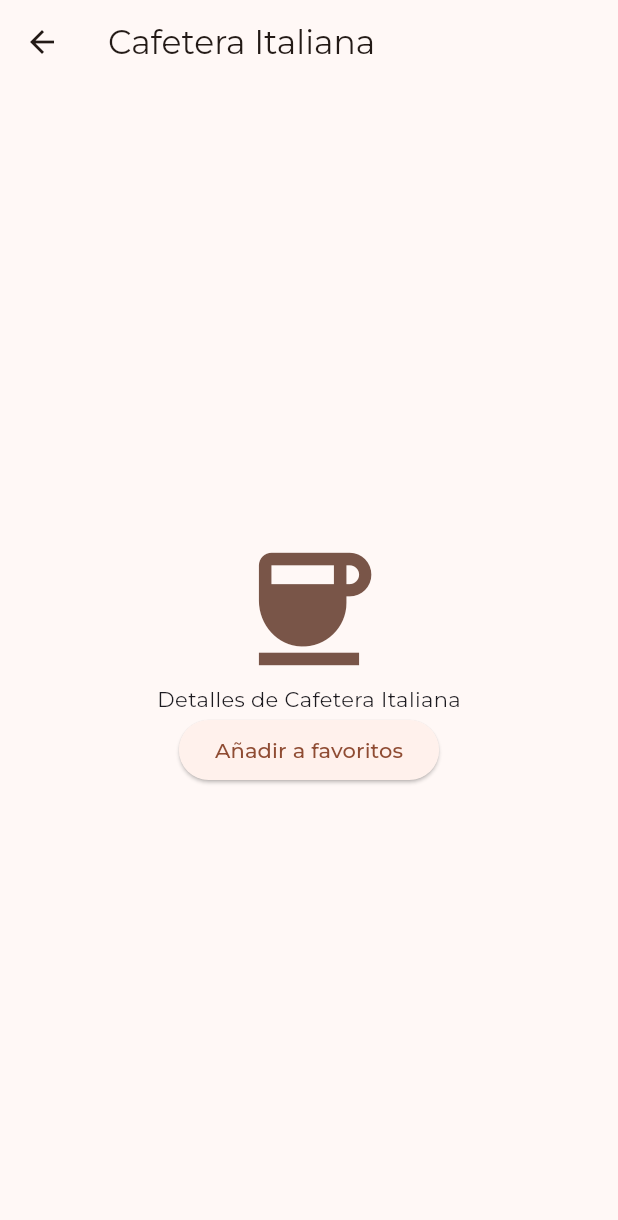
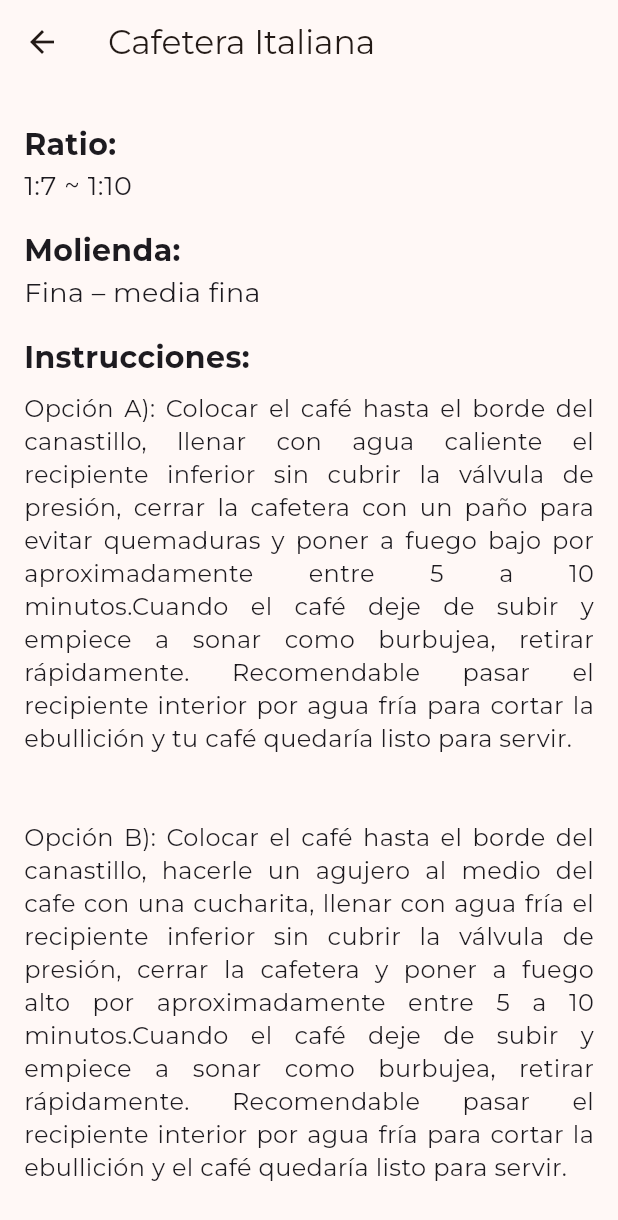
Before and after one commit to NoriKato16/CoffeeMaster, a Flutter app: the screen it shows after launch, after a tap on "Cafetera Italiana", on a phone screen of 412 x 824 dp. Shown: the top 1220 px of the screen. Run offline on Flutter 3.47's test engine with Material 3 defaults, Android fonts, the phone set to English and light mode, and no system bars; our stand-ins replace google_fonts, logger.

Commit message:
Información añadida y se crearon las pantallas para las cafeteras

```diff
--- a/lib/main.dart
+++ b/lib/main.dart
@@ -24,10 +24,7 @@ class MyApp extends StatelessWidget {
         textTheme: GoogleFonts.montserratTextTheme(),
       ),
       home: const SplashScreen(),
-      //home: const HomePage(title: 'Coffee Master'),
-      //home: ListArtScreen() ,
-      //home: ListCreationScreen(),
-      //home: AboutScreen(),
+
     );
   }
 }
--- a/lib/pages/about.dart
+++ b/lib/pages/about.dart
@@ -4,12 +4,13 @@ class AboutScreen extends StatelessWidget {
   @override
   Widget build(BuildContext context) {
     return Scaffold(
-      appBar: AppBar(title: Text('About developer')),
+      appBar: AppBar(title: Text('Acerca de la aplicación')),
       body: Center(
         child: Text(
           'Nombre del desarrollador: Noriyuki Kato ',
           style: TextStyle(fontSize: 18, fontWeight: FontWeight.bold),
         ),
+
       ),
     );
   }
--- /dev/null
+++ b/lib/pages/cAeroPress.dart
@@ -0,0 +1,21 @@
+import 'package:flutter/material.dart';
+
+class AeroPressPage extends StatelessWidget {
+  const AeroPressPage ({super.key});
+
+
+ @override
+  Widget build(BuildContext context) {
+    return Scaffold(
+      appBar: AppBar(title: const Text("Aero Press")),
+      body: Padding(
+        padding: const EdgeInsets.all(16.0),
+      )
+    );
+
+
+
+
+  }
+
+}
--- /dev/null
+++ b/lib/pages/cItaliana.dart
@@ -0,0 +1,68 @@
+import 'package:flutter/material.dart';
+
+class ItalianaPage extends StatelessWidget {
+  const ItalianaPage({super.key});
+
+  @override
+  Widget build(BuildContext context) {
+    return Scaffold(
+      appBar: AppBar(title: const Text("Cafetera Italiana")),
+      body: Padding(
+        padding: const EdgeInsets.all(16.0),
+        child: ListView(
+          children: const [
+
+            //Image.asset("assets/italiana.png", height: 200, fit: BoxFit.cover),
+            SizedBox(height: 10),
+
+            Text(
+              "Ratio:",
+              style: TextStyle(fontSize: 20, fontWeight: FontWeight.bold),
+            ),
+            Text(
+              "1:7 ~ 1:10",
+              style: TextStyle(fontSize: 18),
+            ),
+            SizedBox(height: 16),
+
+            Text(
+              "Molienda:",
+              style: TextStyle(fontSize: 20, fontWeight: FontWeight.bold),
+            ),
+            Text(
+              "Fina – media fina",
+              style: TextStyle(fontSize: 18),
+            ),
+            SizedBox(height: 16),
+
+            Text(
+              "Instrucciones:",
+              style: TextStyle(fontSize: 20, fontWeight: FontWeight.bold),
+            ),
+            SizedBox(height: 8),
+
+            Text(
+              "Opción A): Colocar el café hasta el borde del canastillo, llenar con agua caliente el recipiente "
+              "inferior sin cubrir la válvula de presión, cerrar la cafetera con un paño para evitar "
+              "quemaduras y poner a fuego bajo por aproximadamente entre 5 a 10 minutos."
+              "Cuando el café deje de subir y empiece a sonar como burbujea, retirar rápidamente. "
+              "Recomendable pasar el recipiente interior por agua fría para cortar la ebullición "
+              "y tu café quedaría listo para servir.\n\n",
+              style: TextStyle(fontSize: 16, height: 1.4),
+              textAlign: TextAlign.justify,
+            ),
+             Text(
+              "Opción B): Colocar el café hasta el borde del canastillo, hacerle un agujero al medio del cafe con una cucharita, llenar con agua fría el recipiente "
+              "inferior sin cubrir la válvula de presión, cerrar la cafetera  y poner a fuego alto por aproximadamente entre 5 a 10 minutos."
+              "Cuando el café deje de subir y empiece a sonar como burbujea, retirar rápidamente. "
+              "Recomendable pasar el recipiente interior por agua fría para cortar la ebullición "
+              "y el café quedaría listo para servir.",
+              style: TextStyle(fontSize: 16, height: 1.4),
+              textAlign: TextAlign.justify,
+            ),
+          ],
+        ),
+      ),
+    );
+  }
+}
--- /dev/null
+++ b/lib/pages/cPrensaFrancesa.dart
@@ -0,0 +1,21 @@
+import 'package:flutter/material.dart';
+
+class PrensaFrancesaPage extends StatelessWidget {
+  const PrensaFrancesaPage ({super.key});
+
+
+ @override
+  Widget build(BuildContext context) {
+    return Scaffold(
+      appBar: AppBar(title: const Text("Prensa Francesa")),
+      body: Padding(
+        padding: const EdgeInsets.all(16.0),
+      )
+    );
+
+
+
+
+  }
+
+}
--- a/lib/pages/home_page.dart
+++ b/lib/pages/home_page.dart
@@ -3,6 +3,10 @@ import 'detail.dart';
 import 'newCoffee.dart';
 import 'goodPractice.dart';
 import 'about.dart';
+import 'cItaliana.dart';
+import 'cAeroPress.dart';
+import 'cPrensaFrancesa.dart';
+
 
 class HomePage extends StatefulWidget {
   const HomePage({super.key, required this.title});
@@ -71,17 +75,17 @@ class _HomePageState extends State<HomePage> {
         padding: const EdgeInsets.all(8),
         childAspectRatio: 0.8,
         children: [
-          _coffeeCard(context, "Cafetera Italiana", "assets/CafeteraMoka.jpg"),
-          _coffeeCard(context, "AeroPress", "assets/AeroPress.jpg"),
-          _coffeeCard(context, "Prensa Francesa", "assets/PrensaFrancesa.jpg"),
-          _coffeeCard(context, "Nueva cafetera", "assets/logoCoffeeMaster.jpg", isNew: true),
+          _coffeeCard(context, "Cafetera Italiana", "assets/CafeteraMoka.jpg", ItalianaPage()),
+          _coffeeCard(context, "AeroPress", "assets/AeroPress.jpg", AeroPressPage()),
+          _coffeeCard(context, "Prensa Francesa", "assets/PrensaFrancesa.jpg", PrensaFrancesaPage()),
+          _coffeeCard(context, "Nueva cafetera", "assets/logoCoffeeMaster.jpg", NewCoffeePage(), isNew: true),
         ],
       ),
     );
   }
 
   //Widget para mostrar cada cafetera como tarjeta
- Widget _coffeeCard(BuildContext context, String name, String imagePath,
+Widget _coffeeCard(BuildContext context, String name, String imagePath, Widget page,
     {bool isNew = false}) {
   return GestureDetector(
     onTap: () {
@@ -93,31 +97,29 @@ class _HomePageState extends State<HomePage> {
       } else {
         Navigator.push(
           context,
-          MaterialPageRoute(builder: (_) => DetailPage(name: name)),
+          MaterialPageRoute(builder: (_) => page),
         );
       }
     },
     child: Column(
       crossAxisAlignment: CrossAxisAlignment.center,
       children: [
-        // Card con bordes redondeados + margen
         Card(
-          margin: const EdgeInsets.all(8), // separación entre cards
+          margin: const EdgeInsets.all(8),
           shape: RoundedRectangleBorder(
-            borderRadius: BorderRadius.circular(16), // bordes circulares
+            borderRadius: BorderRadius.circular(16),
           ),
-          clipBehavior: Clip.antiAlias, // recorta la imagen a la forma
-          elevation: 4, // ligera sombra para resaltar
+          clipBehavior: Clip.antiAlias,
+          elevation: 4,
           child: AspectRatio(
-            aspectRatio: 1, // cuadrada
+            aspectRatio: 1,
             child: Image.asset(
               imagePath,
-              fit: BoxFit.cover, // la imagen llena el espacio
+              fit: BoxFit.cover,
             ),
           ),
         ),
         const SizedBox(height: 5),
-        // Nombre fuera de la card
         Text(
           name,
           style: const TextStyle(fontSize: 16, fontWeight: FontWeight.bold),
@@ -127,4 +129,5 @@ class _HomePageState extends State<HomePage> {
   );
 }
 
+
 }
```
